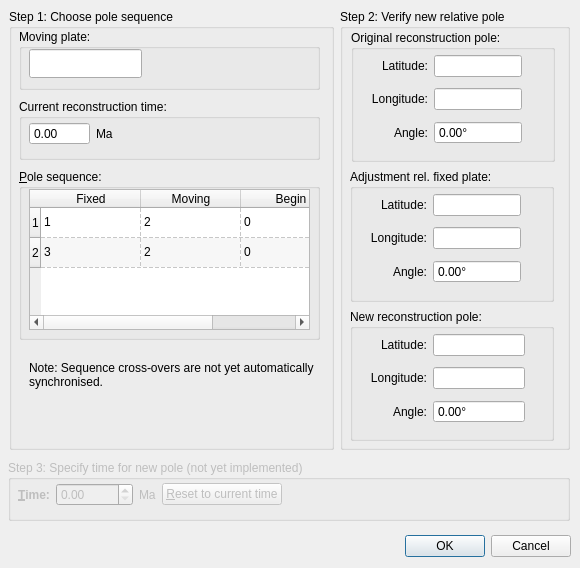
Before: the Qt Designer form src/qt-widgets/ApplyReconstructionPoleAdjustmentDialogUi.ui in GPlates/GPlates, drawn with Qt 5.
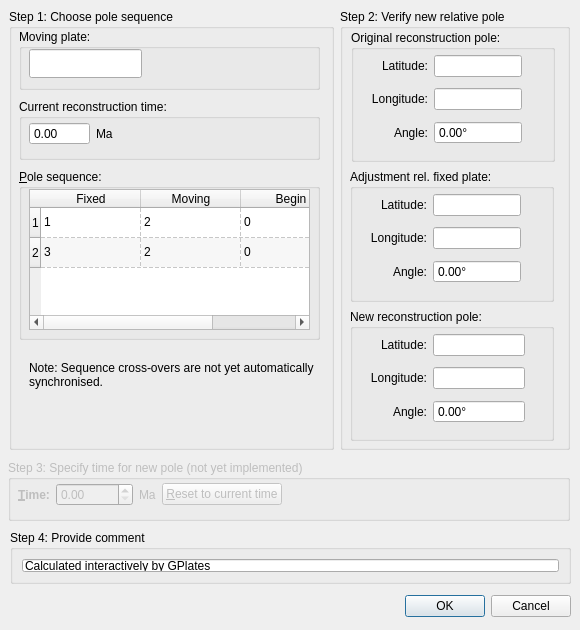
After: the same form once the commit is applied.

```diff
--- a/src/qt-widgets/ApplyReconstructionPoleAdjustmentDialogUi.ui
+++ b/src/qt-widgets/ApplyReconstructionPoleAdjustmentDialogUi.ui
@@ -9,7 +9,7 @@
     <x>0</x>
     <y>0</y>
     <width>580</width>
-    <height>568</height>
+    <height>630</height>
    </rect>
   </property>
   <property name="minimumSize" >
@@ -28,7 +28,7 @@
    <property name="geometry" >
     <rect>
      <x>10</x>
-     <y>530</y>
+     <y>590</y>
      <width>561</width>
      <height>32</height>
     </rect>
@@ -712,6 +712,28 @@
     </item>
    </layout>
   </widget>
+  <widget class="QGroupBox" name="groupBox_10" >
+   <property name="geometry" >
+    <rect>
+     <x>10</x>
+     <y>530</y>
+     <width>561</width>
+     <height>54</height>
+    </rect>
+   </property>
+   <property name="title" >
+    <string>Step 4: Provide comment</string>
+   </property>
+   <layout class="QHBoxLayout" >
+    <item>
+     <widget class="QLineEdit" name="line_comment" >
+      <property name="text" >
+       <string>Calculated interactively by GPlates</string>
+      </property>
+     </widget>
+    </item>
+   </layout>
+  </widget>
  </widget>
  <tabstops>
   <tabstop>table_pole_sequences</tabstop>
```
